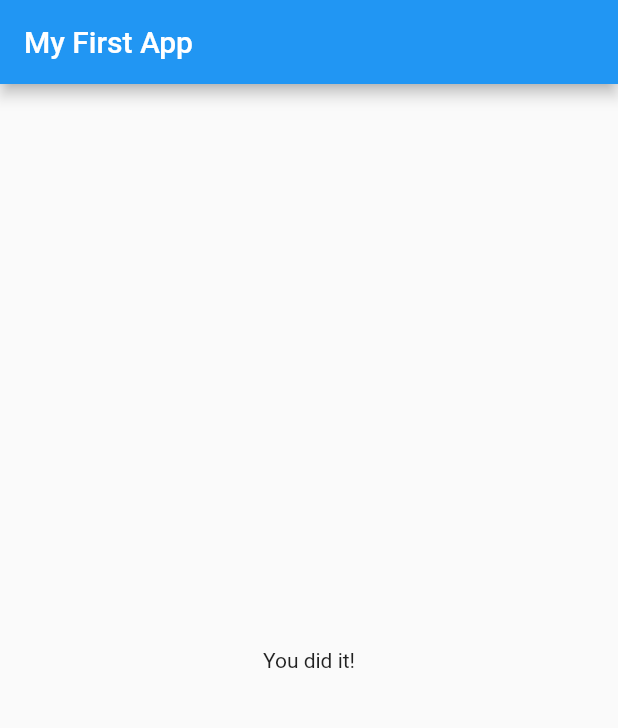
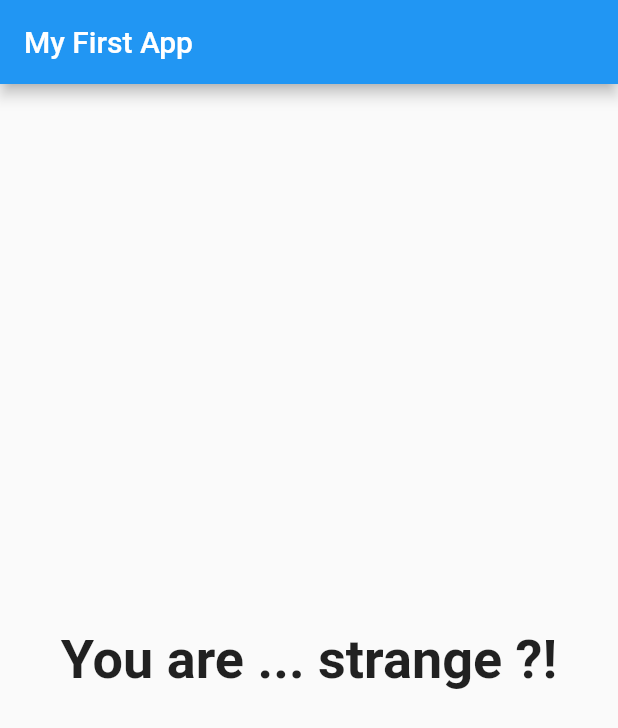
Before and after one commit to LingVuDev/FirstFlutterApp, a Flutter app: the screen it shows after launch, after a tap on "Black", after a tap on "Snake", after a tap on "Hamburger", on a phone screen of 412 x 824 dp. Shown: the top 728 px of the screen. Run offline on Flutter 3.47's test engine with Material 2 defaults, Android fonts, the phone set to English and light mode, and no system bars.

Commit message:
Wire up questions to the quiz component and showing the result

```diff
--- a/lib/main.dart
+++ b/lib/main.dart
@@ -13,22 +13,39 @@ class MyApp extends StatefulWidget {
 
 class _MyAppState extends State<MyApp> {
   int _questionIndex = 0;
+  int _totalScore = 0;
   final List questions = const [
     {
       'question': 'What\'s your favorite color?',
-      'answers': ['Black', 'Red', 'Green', 'Blue'],
+      'answers': [
+        {'text': 'Black', 'score': 10},
+        {'text': 'Red', 'score': 6},
+        {'text': 'Green', 'score': 3},
+        {'text': 'Blue', 'score': 1},
+      ],
     },
     {
       'question': 'What\'s your favorite animal?',
-      'answers': ['Rabbit', 'Snake', 'Elephant', 'Lion'],
+      'answers': [
+        {'text': 'Rabbit', 'score': 1},
+        {'text': 'Snake', 'score': 2},
+        {'text': 'Elephant', 'score': 3},
+        {'text': 'Lion', 'score': 4},
+      ],
     },
     {
       'question': 'What\'s your favorite food?',
-      'answers': ['Kebab', 'Pizza', 'Hamburger', 'Hot Dog'],
+      'answers': [
+        {'text': 'Kebab', 'score': 1},
+        {'text': 'Pizza', 'score': 2},
+        {'text': 'Hamburger', 'score': 3},
+        {'text': 'Hot Dog', 'score': 4},
+      ],
     },
   ];
 
-  void _answerQuestion() {
+  void _answerQuestion(int score) {
+    _totalScore += score;
     setState(() {
       _questionIndex++;
     });
@@ -47,7 +64,7 @@ class _MyAppState extends State<MyApp> {
                 questionIndex: _questionIndex,
                 answerQuestion: _answerQuestion,
               )
-            : Result(),
+            : Result(_totalScore),
       ),
     );
   }
--- a/lib/quiz.dart
+++ b/lib/quiz.dart
@@ -1,3 +1,5 @@
+import 'dart:developer';
+
 import 'package:flutter/material.dart';
 import 'answer.dart';
 import 'question.dart';
@@ -20,8 +22,8 @@ class Quiz extends StatelessWidget {
           Question(questions[questionIndex]['question']),
           ...questions[questionIndex]['answers'].map((answer) {
             return Answer(
-              answerText: answer,
-              selectHandler: answerQuestion,
+              answerText: answer['text'],
+              selectHandler: () => answerQuestion(answer['score']),
             );
           }),
         ],
--- a/lib/result.dart
+++ b/lib/result.dart
@@ -1,13 +1,29 @@
 import 'package:flutter/material.dart';
 
 class Result extends StatelessWidget {
-  const Result({Key key});
+  final int resultScore;
+
+  Result(this.resultScore);
+
+  String get resultPhrase {
+    return resultScore <= 8
+        ? 'You are awsome and innocent!'
+        : resultScore <= 12
+            ? 'Pretty likeable!'
+            : resultScore <= 16
+                ? 'You are ... strange ?!'
+                : 'You are so bad!';
+  }
 
   @override
   Widget build(BuildContext context) {
     return Container(
       child: Center(
-        child: Text('You did it!'),
+        child: Text(
+          resultPhrase,
+          style: TextStyle(fontSize: 36, fontWeight: FontWeight.bold),
+          textAlign: TextAlign.center,
+        ),
       ),
     );
   }
```
